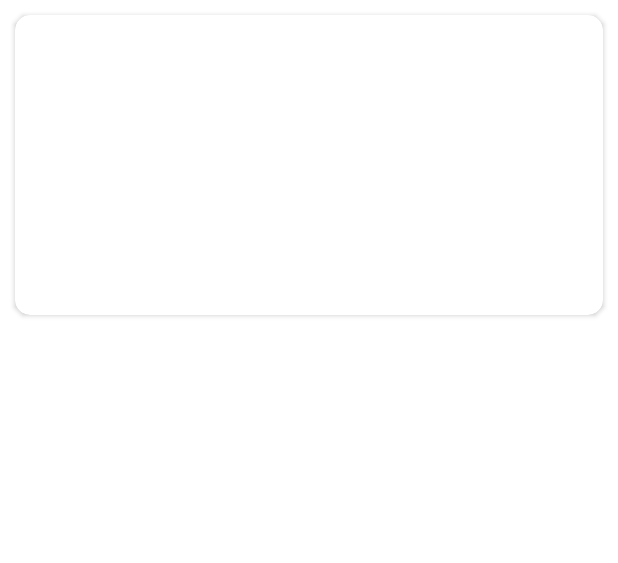
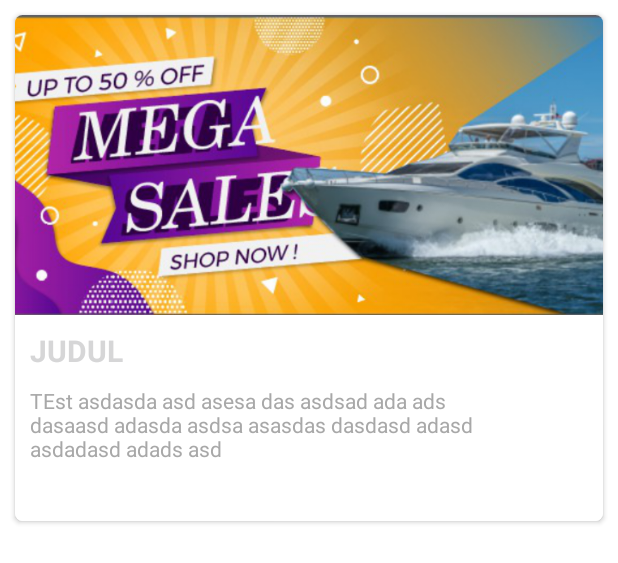
Before and after one commit to TOPSUS/ESpeedBoat2, an Android app: the layout daftar_pelabuhan_item.xml on its own in the app's theme, with its tools: preview values and no code run, on a phone screen of 412 x 824 dp. Shown: the top 563 px of the screen. Run offline under Robolectric (Android 15) with nearby library versions, the phone set to English and light mode, and no system bars.

```diff
--- a/app/build.gradle
+++ b/app/build.gradle
@@ -47,6 +47,7 @@ dependencies {
     implementation 'com.google.android.material:material:1.3.0'
     implementation 'com.airbnb.android:lottie:3.6.0'
     implementation 'com.github.bumptech.glide:glide:4.11.0'
+    implementation "ru.tinkoff.scrollingpagerindicator:scrollingpagerindicator:1.1.0"
 
     /*HTTP LOGGING*/
     implementation 'com.squareup.okhttp3:logging-interceptor:4.2.1'
--- a/app/src/main/java/id/alin/espeedboat/MainActivity.java
+++ b/app/src/main/java/id/alin/espeedboat/MainActivity.java
@@ -13,6 +13,7 @@ import android.os.Bundle;
 import android.util.Log;
 import android.view.MenuItem;
 import android.widget.SearchView;
+import android.widget.Toast;
 
 import com.google.android.material.bottomnavigation.BottomNavigationView;
 import com.google.android.material.snackbar.Snackbar;
@@ -243,4 +244,8 @@ public class MainActivity extends AppCompatActivity {
         getSupportFragmentManager().beginTransaction().hide(homeFragment).commit();
         getSupportFragmentManager().beginTransaction().hide(notificationFragment).commit();
     }
+
+    public void pindahHome(){
+        Toast.makeText(this, "HAI", Toast.LENGTH_SHORT).show();
+    }
 }
--- a/app/src/main/java/id/alin/espeedboat/MyAdapter/BeritaPelabuhanAdapter.java
+++ b/app/src/main/java/id/alin/espeedboat/MyAdapter/BeritaPelabuhanAdapter.java
@@ -13,8 +13,6 @@ import androidx.recyclerview.widget.RecyclerView;
 import com.bumptech.glide.Glide;
 
 import java.util.List;
-
-import id.alin.espeedboat.MyFragment.MainActivityFragment.HomeFragment.updateBeritaPelabuhan;
 import id.alin.espeedboat.MyRetrofit.ApiClient;
 import id.alin.espeedboat.MyRoom.Entity.BeritaPelabuhanEntity;
 import id.alin.espeedboat.R;
--- a/app/src/main/java/id/alin/espeedboat/MyFragment/MainActivityFragment/HomeFragment.java
+++ b/app/src/main/java/id/alin/espeedboat/MyFragment/MainActivityFragment/HomeFragment.java
@@ -48,6 +48,7 @@ import id.alin.espeedboat.R;
 import retrofit2.Call;
 import retrofit2.Callback;
 import retrofit2.Response;
+import ru.tinkoff.scrollingpagerindicator.ScrollingPagerIndicator;
 
 
 public class HomeFragment extends Fragment implements LifecycleOwner {
@@ -379,6 +380,9 @@ public class HomeFragment extends Fragment implements LifecycleOwner {
         this.rvberitapelabuhan.setAdapter(this.beritaPelabuhanAdapter);
         SnapHelper helper = new LinearSnapHelper();
         helper.attachToRecyclerView(this.rvberitapelabuhan);
+        ScrollingPagerIndicator indicator = view.findViewById(R.id.irvBeritaPelabuhan);
+        indicator.setSelectedDotColor(Color.BLUE);
+        indicator.attachToRecyclerView(this.rvberitapelabuhan);
 
         /*MENJALANKAN GET BERITA PELABUHAN KE API*/
         getBeritaPelabuhanFromApi();
--- a/app/src/main/java/id/alin/espeedboat/MyRetrofit/ServiceResponseModels/BeritaPelabuhan/ServerResponseBeritaPelabuhan.java
+++ b/app/src/main/java/id/alin/espeedboat/MyRetrofit/ServiceResponseModels/BeritaPelabuhan/ServerResponseBeritaPelabuhan.java
@@ -6,7 +6,6 @@ import android.os.Parcelable;
 import java.util.List;
 
 import id.alin.espeedboat.MyRoom.Entity.BeritaPelabuhanEntity;
-import id.alin.espeedboat.MyViewModel.MainActivityViewModel.BeritaPelabuhanData;
 
 public class ServerResponseBeritaPelabuhan implements Parcelable {
     private String response_code;
--- a/app/src/main/res/layout/daftar_pelabuhan_item.xml
+++ b/app/src/main/res/layout/daftar_pelabuhan_item.xml
@@ -5,38 +5,39 @@
     android:layout_width="match_parent"
     android:layout_height="wrap_content"
     android:layout_margin="10dp"
+    android:elevation="30dp"
     android:orientation="vertical"
-    app:cardCornerRadius="10dp">
+    app:cardCornerRadius="5dp">
 
-    <androidx.constraintlayout.widget.ConstraintLayout
+    <LinearLayout
         android:layout_width="match_parent"
         android:layout_height="wrap_content"
+        android:orientation="vertical"
+        android:background="@color/white"
         >
 
         <ImageView
             android:id="@+id/ivItemBeritaPelabuhan"
             android:layout_width="match_parent"
             android:layout_height="200dp"
-            android:adjustViewBounds="true"
-            android:scaleType="centerCrop"
-            app:layout_constraintBottom_toBottomOf="parent"
-            app:layout_constraintStart_toStartOf="parent"
-            app:layout_constraintTop_toTopOf="parent"
-            app:layout_constraintVertical_bias="0.333" />
+            android:adjustViewBounds="false"
+            android:src="@drawable/berita"
+            android:scaleType="centerCrop" />
 
         <TextView
             android:id="@+id/tvItemBeritaPelabuhanTitle"
             android:layout_width="match_parent"
             android:layout_height="wrap_content"
-            android:layout_marginTop="108dp"
             android:textSize="20sp"
+            android:maxLines="1"
+            android:paddingTop="10dp"
             android:paddingStart="10dp"
             android:paddingEnd="70dp"
+            android:text="JUDUL"
             android:ellipsize="end"
-            android:textColor="@color/black"
+            android:textColor="@color/material_dialog_title_text_color"
             android:textStyle="bold"
-            app:layout_constraintEnd_toEndOf="parent"
-            app:layout_constraintTop_toTopOf="parent" />
+            tools:ignore="HardcodedText" />
 
         <TextView
             android:id="@+id/tvItemBeritaPelabuhanDetail"
@@ -44,13 +45,13 @@
             android:layout_height="wrap_content"
             android:layout_marginTop="10dp"
             android:paddingStart="10dp"
+            android:text="TEst asdasda asd asesa das asdsad ada ads dasaasd adasda asdsa asasdas dasdasd adasd asdadasd adads asd"
             android:paddingEnd="70dp"
             android:ellipsize="end"
             android:maxLines="3"
             android:textColor="@color/textColorSecondary"
             android:textStyle="normal"
-            app:layout_constraintEnd_toEndOf="parent"
-            app:layout_constraintTop_toBottomOf="@+id/tvItemBeritaPelabuhanTitle" />
+            tools:ignore="HardcodedText" />
 
         <TextView
             android:id="@+id/tvItemBeritaPelabuhanTanggal"
@@ -58,17 +59,14 @@
             android:layout_height="wrap_content"
             android:layout_marginTop="12dp"
             android:paddingStart="10dp"
+            android:paddingBottom="10dp"
             android:paddingEnd="70dp"
             android:ellipsize="end"
             android:maxLines="1"
             android:textColor="@color/textColorSecondary"
             android:textSize="12sp"
-            android:textStyle="normal"
-            app:layout_constraintEnd_toEndOf="parent"
-            app:layout_constraintHorizontal_bias="0.052"
-            app:layout_constraintStart_toStartOf="parent"
-            app:layout_constraintTop_toBottomOf="@+id/tvItemBeritaPelabuhanDetail" />
+            android:textStyle="normal"/>
 
-    </androidx.constraintlayout.widget.ConstraintLayout>
+    </LinearLayout>
 
 </androidx.cardview.widget.CardView>
```
Also changed, not shown: app/src/main/java/id/alin/espeedboat/MyViewModel/MainActivityViewModel/BeritaPelabuhanData.java (deleted, +0 -92 lines), app/src/main/res/layout/fragment_home.xml (+8 -8 lines), app/src/main/res/layout/item_berita.xml (+22 -5 lines).
